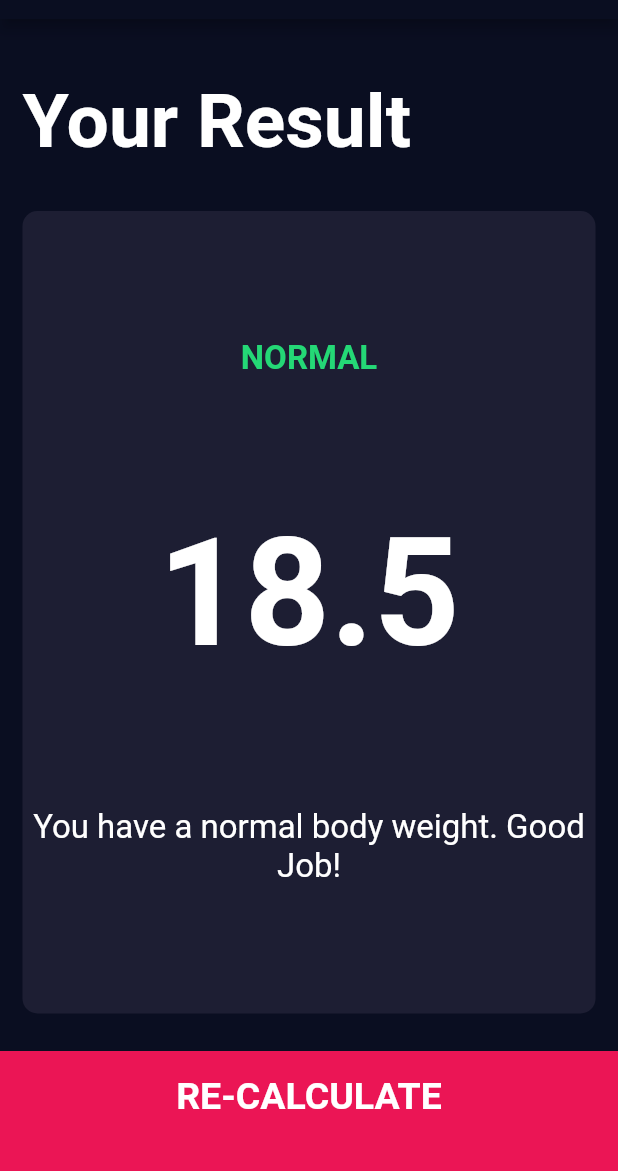
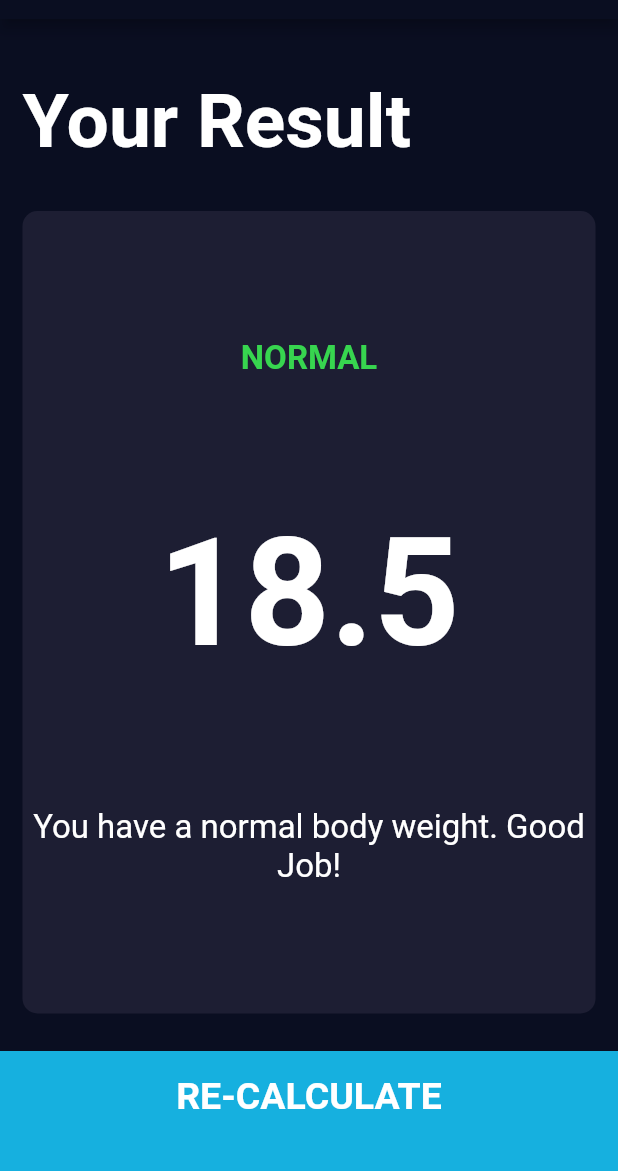
Before and after one commit to M-j22/BMI_Calculator, a Flutter app: the screen it shows after launch, after a tap on "CALCULATE", on a phone screen of 412 x 824 dp, the part 65-1236 px from its top. Run offline on Flutter 3.47's test engine with Material 2 defaults, Android fonts, the phone set to English and light mode, and no system bars; our stand-ins replace font_awesome_flutter.

Commit message:
Updated color of container and slider

```diff
--- a/lib/calculator_brain.dart
+++ b/lib/calculator_brain.dart
@@ -25,11 +25,11 @@ class CalculatorBrain {
 
   String getInterpretation(){
     if(_bmi >= 25){
-      return 'You have a higher than normal body weight. Try to exercise more.';
+      return 'You have a higher than normal body weight. Focus More on Healthy Diet and Lifestyle.';
     } else if(_bmi > 18.5){
        return 'You have a normal body weight. Good Job!';
     } else {
-      return 'You have a lower than normal body weight. You can eat a bit more.';
+      return 'You have a lower than normal body weight. Try visiting a Nutritionists and Focus more on Diet.';
     }
   }
 }
--- a/lib/constants.dart
+++ b/lib/constants.dart
@@ -1,7 +1,7 @@
 import 'package:flutter/material.dart';
 
 
-const kBottomContainerColour = Color(0xFFEB1555);
+const kBottomContainerColour = Color.fromARGB(255, 22, 176, 223);
 const kActiveCardColour = Color(0xFF1D1E33);
 const kInactiveCardColour = Color(0xFF111328);
 
@@ -26,7 +26,7 @@ const kTitleTextStyle = TextStyle(
 );
 
 const kResultTextStyle = TextStyle(
-  color: Color(0xFF24D876),
+  color: Color.fromARGB(255, 55, 213, 79),
   fontSize: 22.0,
   fontWeight: FontWeight.bold,
 );
--- a/lib/main.dart
+++ b/lib/main.dart
@@ -1,4 +1,3 @@
-// ignore_for_file: prefer_const_constructors
 import 'screens/input_page.dart';
 import 'package:flutter/material.dart';
 
--- a/lib/screens/input_page.dart
+++ b/lib/screens/input_page.dart
@@ -98,8 +98,8 @@ class _InputPageState extends State<InputPage> {
                     data: SliderTheme.of(context).copyWith(
                       activeTrackColor: Colors.white,
                       inactiveTrackColor: Color(0xFF8D8E98),
-                      thumbColor: Color(0xFFEB1555),
-                      overlayColor: Color(0x29EB1555),
+                      thumbColor: Color.fromARGB(255, 21, 174, 235),
+                      overlayColor: Color.fromARGB(41, 11, 73, 112),
                       thumbShape:
                           RoundSliderThumbShape(enabledThumbRadius: 15.0),
                       overlayShape:
```
